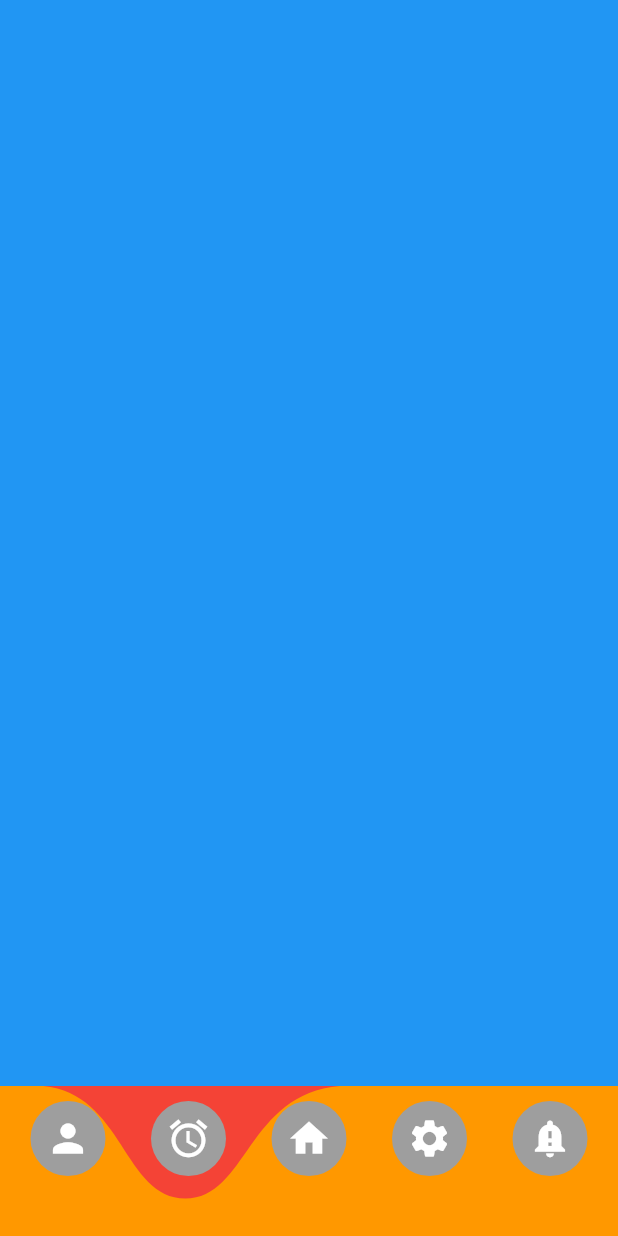
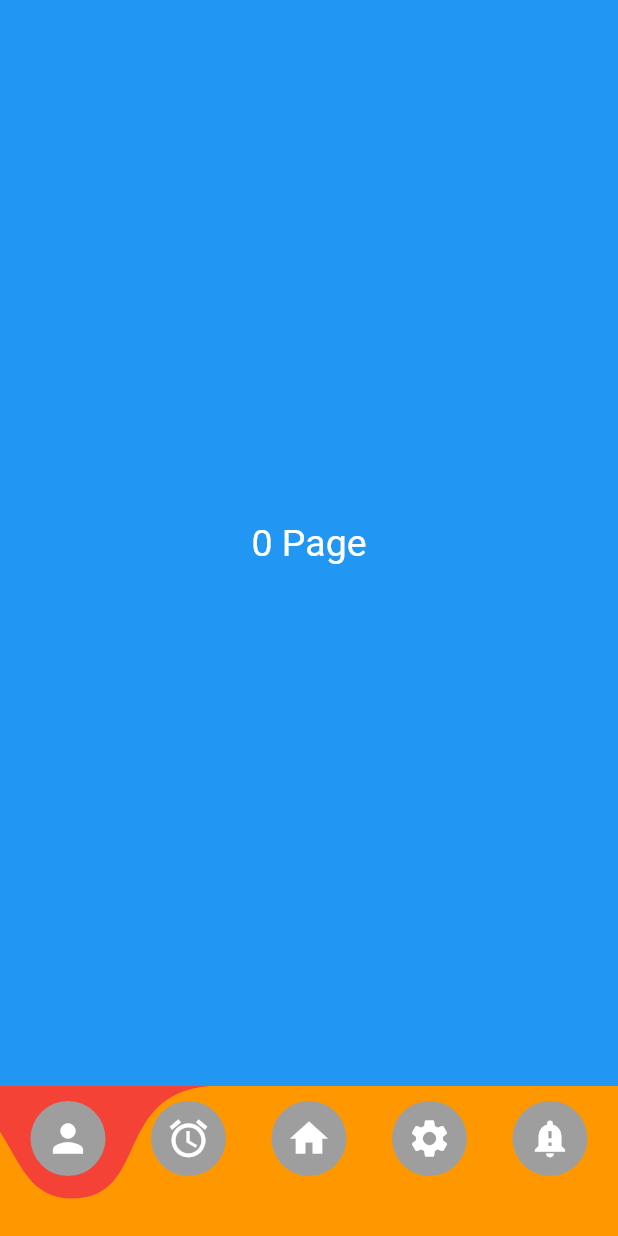
Before and after one commit to taylanyildiz/Flutter-bottom-navigation-bar, a Flutter app: the screen it shows after launch, after a tap on the "person" icon, on a phone screen of 412 x 824 dp. Run offline on Flutter 3.47's test engine with Material 2 defaults, Android fonts, the phone set to English and light mode, and no system bars.

Commit message:
added animation pageController

```diff
--- a/lib/screens/home_screen.dart
+++ b/lib/screens/home_screen.dart
@@ -14,10 +14,15 @@
 }
 
 class _HomeScreenState extends State<HomeScreen> {
+  PageController? _controller;
+
   @override
   void initState() {
     super.initState();
+    _controller = PageController(initialPage: 2);
   }
+
+  int index1 = 0;
 
   @override
   Widget build(BuildContext context) {
@@ -25,9 +30,29 @@
     return Scaffold(
       backgroundColor: Colors.blue,
       body: Stack(
-        children: [],
+        children: [
+          PageView.builder(
+            controller: _controller,
+            itemCount: 5,
+            onPageChanged: (page) => setState(() {}),
+            itemBuilder: (context, index) => Container(
+              color: Colors.blue,
+              child: Center(
+                child: Text(
+                  '$index Page',
+                  style: TextStyle(
+                    color: Colors.white,
+                    fontSize: 25.0,
+                  ),
+                ),
+              ),
+            ),
+          )
+        ],
       ),
       bottomNavigationBar: CfNavigationBar(
+        controller: _controller!,
+        onPressed: (index) => print(index),
         backgroundColor: Colors.red,
         barColor: Colors.orange,
         circleColor: Colors.grey,
--- a/lib/widgets/custom_bottom_navigation.dart
+++ b/lib/widgets/custom_bottom_navigation.dart
@@ -2,12 +2,14 @@
 import 'widgets.dart';
 
 class _NavigationScope extends InheritedWidget {
+  /// Constructor.
   _NavigationScope({
     Key? key,
     required Widget child,
     required this.state,
   }) : super(key: key, child: child);
 
+  /// InheritedWidget state.
   final CfNavigationBarState state;
 
   @override
@@ -21,23 +23,43 @@
     required this.items,
     required this.curve,
     required this.duration,
+    required this.onPressed,
+    required this.controller,
     this.backgroundColor,
     this.circleColor,
     this.barColor,
   }) : super(key: key);
 
+  /// [PageView] Controller need.
+  ///
+  /// Because ahimationChange with every page.
+  final PageController controller;
+
+  /// Bottom navigation buttons widget.
   final List<Widget> items;
 
+  /// BottomBar background line color
   final Color? backgroundColor;
 
+  /// Bottombar foreground line color
   final Color? barColor;
 
+  /// Button widgets background color
   final Color? circleColor;
 
+  /// Change position animation curve
+  /// have default curve [Curves.linear].
   final Curve curve;
 
+  /// Change position animation duration
+  /// have default value [Duration] seconds 1
   final Duration duration;
 
+  /// Circlebutton click function
+  /// returns int value  index.
+  final Function(int) onPressed;
+
+  /// Action Button click Inherited Widget call.
   static CfNavigationBarState of(BuildContext context) =>
       context.dependOnInheritedWidgetOfExactType<_NavigationScope>()!.state;
 
@@ -47,17 +69,14 @@
 
 class CfNavigationBarState extends State<CfNavigationBar>
     with TickerProviderStateMixin {
-  /// Animationcontroller.
+  /// Animationcontroller changes the painter position.
   AnimationController? _animationController;
 
   @override
   void initState() {
     super.initState();
-
-    _animationController = AnimationController(vsync: this, value: 0);
-    _animationController!.addListener(() {
-      setState(() {});
-    });
+    _animationController = AnimationController(vsync: this);
+    _animationController!.addListener(() {});
   }
 
   @override
@@ -69,7 +88,19 @@
   @override
   void didChangeDependencies() {
     super.didChangeDependencies();
+    print('didChangeDependecies');
   }
+
+  @override
+  void didUpdateWidget(oldWidget) {
+    super.didUpdateWidget(oldWidget);
+
+    /// Same values return because [PageController] don't chage
+  }
+
+  /// This method InheritedWidget calling [ClickableActions]
+  /// return index button.
+  void changePositionSet(int index) {}
 
   @override
   Widget build(BuildContext context) {
@@ -77,13 +108,16 @@
     return _NavigationScope(
       child: Stack(
         children: [
-          Container(
+          Positioned(
+            child: Container(
               color: widget.backgroundColor ?? Colors.blue,
               width: size.width,
               height: 100.0,
               child: CustomPaint(
                 painter: NavigationPaint(
                   color: widget.barColor,
+                  controller: widget.controller,
+                ),
               ),
             ),
           ),
@@ -98,7 +132,7 @@
                       (e) => CfAction(
                         child: e,
                         backgroundColor: widget.circleColor,
-                        onPressed: (index) => print(index),
+                        onPressed: (index) => widget.onPressed.call(index),
                         index: widget.items.indexOf(e),
                       ),
                     )
--- a/lib/widgets/navigation_action.dart
+++ b/lib/widgets/navigation_action.dart
@@ -15,15 +15,15 @@
 
   final Color? backgroundColor;
 
-  void _handlePosition(BuildContext context) {
+  void _handlePosition(BuildContext context, int index) {
     onPressed.call(index);
-    CfNavigationBar.of(context);
+    CfNavigationBar.of(context).changePositionSet(index);
   }
 
   @override
   Widget build(BuildContext context) {
     return GestureDetector(
-      onTap: () => _handlePosition(context),
+      onTap: () => _handlePosition(context, index),
       child: Container(
         padding: EdgeInsets.all(10.0),
         margin: EdgeInsets.symmetric(horizontal: 10.0),
--- a/lib/widgets/navigation_paint.dart
+++ b/lib/widgets/navigation_paint.dart
@@ -1,8 +1,12 @@
 import 'package:flutter/material.dart';
+
+const x = 0.75;
+const y = 0.05;
 
 class NavigationPaint extends CustomPainter {
   /// Constructor NavigationPaint.
   NavigationPaint({
+    required this.controller,
     this.pageCount,
     this.color,
     this.radius,
@@ -10,15 +14,16 @@
           ..color = color ?? Colors.orange
           ..style = PaintingStyle.fill
           ..strokeWidth = 10.0,
-        super() {
+        super(repaint: controller) {
     /// We have math equation for controll position.
     /// also it has animation for changes value.
   }
 
   /// Pageview Controller [PageController].
+  /// for animation cirlce indicator.
   ///
-  /// for animation cirlce indicator.
-  /// final Listenable controller;
+  /// can't be null.
+  final Listenable controller;
 
   /// Pageview [pageCount] how many have.
   final int? pageCount;
@@ -38,22 +43,52 @@
   }
 
   _drawback(Canvas canvas, Size size) {
+    double _page;
+    final _controller = (controller as PageController);
+    if (_controller.hasClients && _controller.page != null) {
+      _page = _controller.page!;
+    } else {
+      _page = _controller.initialPage.toDouble();
+    }
+
+    final center = size.center(Offset.zero);
+
+    final pageIndexToLeft = _page.floor();
+
+    final double leftDotX =
+        (center.dx - (size.width / 2)) + (pageIndexToLeft * ((2 * 50.0) - 25));
+
+    final double transitionPercent = _page - pageIndexToLeft;
+
+    final double laggingLeftPositionPercent =
+        (transitionPercent - 0.3).clamp(0.0, 1.3) / 0.7;
+
+    final double positionLeftX =
+        leftDotX + (laggingLeftPositionPercent * ((2 * 50.0) - 25));
+
+    final double acceleratedRightPositionPercent =
+        (transitionPercent / .5).clamp(0.0, 1.0);
+
+    final double positionRightX = leftDotX +
+        (acceleratedRightPositionPercent * ((2 * 50.0) - 25)) +
+        (2 * 50);
+
     Path path = Path();
-    path.lineTo(size.width * .07, 0);
+    path.lineTo(positionLeftX - 50, 0);
     path.cubicTo(
-      size.width * .2,
-      size.height * .05,
-      size.width * .2,
-      size.height * 6 / 8,
-      size.width * .3,
-      size.height * 6 / 8,
+      positionLeftX + 15,
+      size.height * y,
+      positionLeftX,
+      size.height * x,
+      positionLeftX + 48,
+      size.height * x,
     );
     path.cubicTo(
-      size.width * .4,
-      size.height * 6 / 8,
-      size.width * .4,
-      size.height * .05,
-      size.width * .55,
+      positionRightX,
+      size.height * x,
+      positionRightX - 25,
+      size.height * y,
+      positionRightX + 40,
       0,
     );
 
```
Also changed, not shown: 1 other file. Lines whose indentation alone changed are shown as unchanged.
